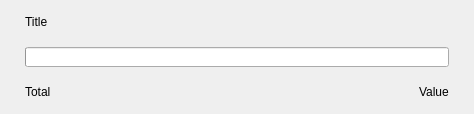
s4solutionsllc/Nexis, file shared/nexis/Pages/Dashboard/linebar.ui: the form before one commit.
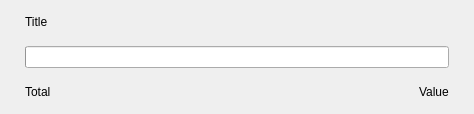
The form after the commit.

The edit to the form file:
```diff
--- a/shared/nexis/Pages/Dashboard/linebar.ui
+++ b/shared/nexis/Pages/Dashboard/linebar.ui
@@ -68,7 +68,7 @@
         <property name="maximumSize">
          <size>
           <width>16777215</width>
-          <height>20</height>
+          <height>16777215</height>
          </size>
         </property>
         <property name="styleSheet">
```
